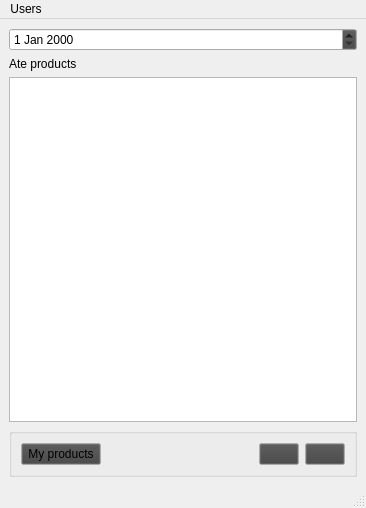
Old version of the form main_window.ui in the repository frod21o/trackYourCaloriesApp.
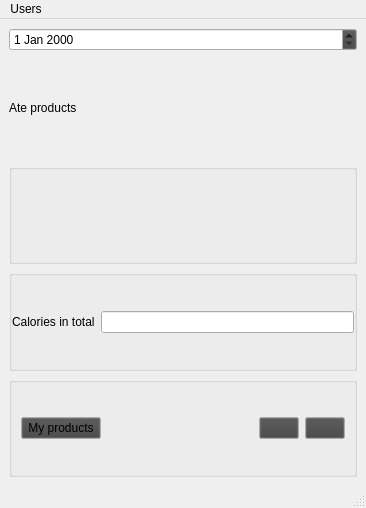
New version of the form. Icons and pictures are not drawn.

Commit message: restructurization of list widget in mainwindow and ui changes in preparation for new features

Diff of the .ui file:
```diff
--- a/main_window.ui
+++ b/main_window.ui
@@ -63,7 +63,69 @@
      </widget>
     </item>
     <item>
-     <widget class="QListWidget" name="list_ate_products"/>
+     <widget class="QGroupBox" name="list_widget_container">
+      <property name="title">
+       <string/>
+      </property>
+      <property name="flat">
+       <bool>true</bool>
+      </property>
+      <property name="checkable">
+       <bool>false</bool>
+      </property>
+      <layout class="QVBoxLayout" name="verticalLayout_2">
+       <property name="leftMargin">
+        <number>0</number>
+       </property>
+       <property name="topMargin">
+        <number>0</number>
+       </property>
+       <property name="rightMargin">
+        <number>0</number>
+       </property>
+       <property name="bottomMargin">
+        <number>0</number>
+       </property>
+      </layout>
+     </widget>
+    </item>
+    <item>
+     <widget class="QGroupBox" name="groupBox_2">
+      <property name="title">
+       <string/>
+      </property>
+      <property name="flat">
+       <bool>true</bool>
+      </property>
+      <layout class="QHBoxLayout" name="horizontalLayout_2">
+       <property name="leftMargin">
+        <number>0</number>
+       </property>
+       <property name="topMargin">
+        <number>0</number>
+       </property>
+       <property name="rightMargin">
+        <number>0</number>
+       </property>
+       <property name="bottomMargin">
+        <number>0</number>
+       </property>
+       <item>
+        <widget class="QLabel" name="label_2">
+         <property name="text">
+          <string>Calories in total</string>
+         </property>
+        </widget>
+       </item>
+       <item>
+        <widget class="QLineEdit" name="text_calories">
+         <property name="readOnly">
+          <bool>true</bool>
+         </property>
+        </widget>
+       </item>
+      </layout>
+     </widget>
     </item>
     <item>
      <widget class="QGroupBox" name="groupBox">
```
The commit also changes 4 other files.
